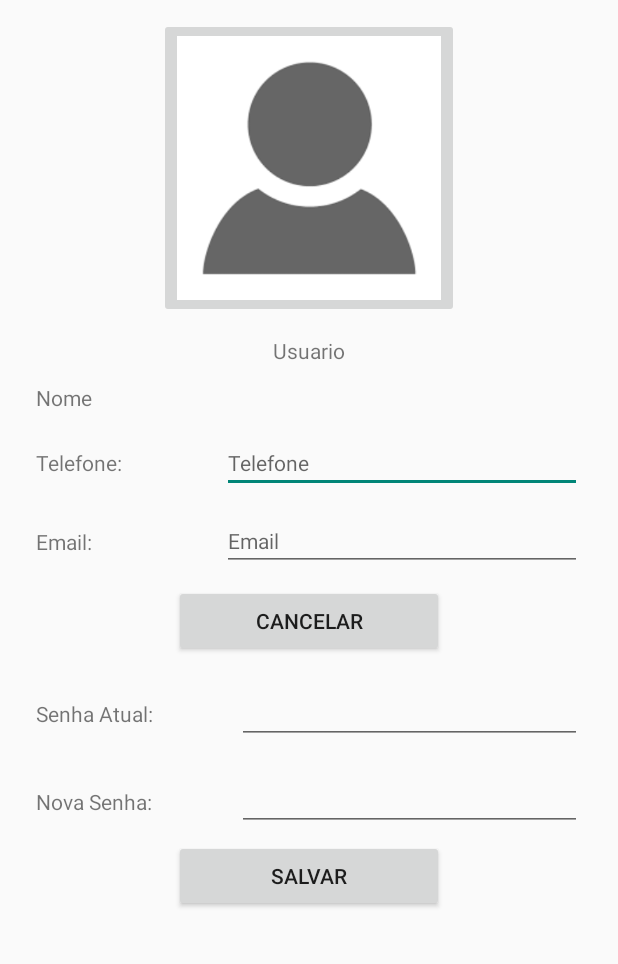
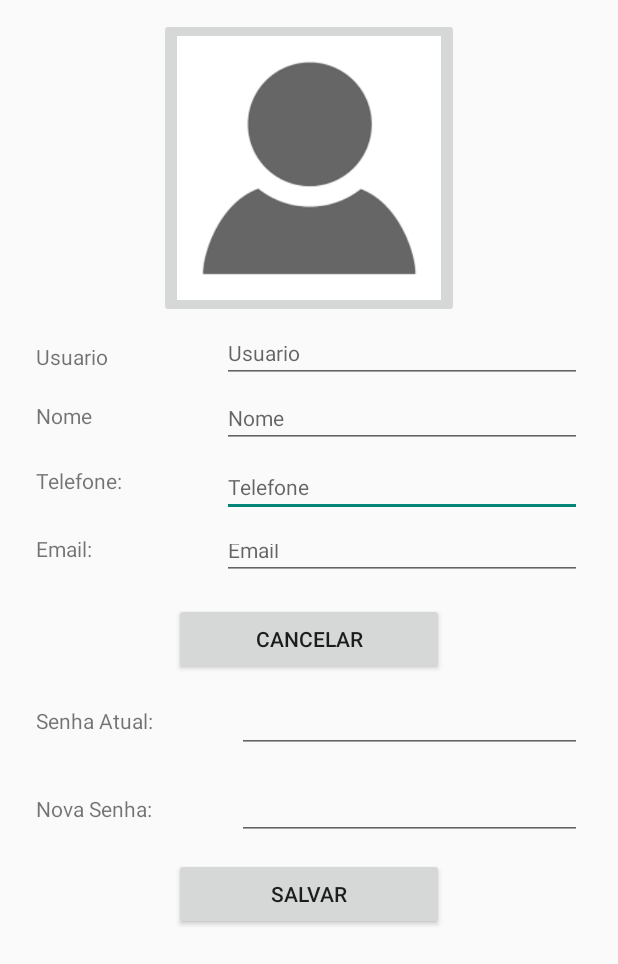
Before and after one commit to EvertonCa/TrabalhoFinalMobile, an Android app: the PerfilConfigActivity screen opened directly, with no data from a screen before it, after a tap on "MODIFICAR SENHA", on a phone screen of 412 x 824 dp. Shown: the top 964 px of the screen. Run offline under Robolectric (Android 15) with nearby library versions, the phone set to English and light mode, and no system bars; 5 statements that could not run were skipped.

Commit message:
Edicao de usuario

```diff
--- a/app/src/main/java/com/example/evertoncardoso/trabalhofinalmobile/View/PerfilConfigActivity.java
+++ b/app/src/main/java/com/example/evertoncardoso/trabalhofinalmobile/View/PerfilConfigActivity.java
@@ -19,42 +19,48 @@ import android.widget.Button;
 import android.widget.EditText;
 import android.widget.ImageButton;
 import android.widget.TextView;
+import android.widget.Toast;
 
+import com.example.evertoncardoso.trabalhofinalmobile.Controller.AES;
+import com.example.evertoncardoso.trabalhofinalmobile.Controller.UsersController;
+import com.example.evertoncardoso.trabalhofinalmobile.Model.Usuario;
 import com.example.evertoncardoso.trabalhofinalmobile.R;
 
 
+
 public class PerfilConfigActivity extends AppCompatActivity {
-    private TextView Usuario, Nome,txtSenhaAntiga, txtSenhaNova;
-    private EditText Telefone, Email, SenhaAntiga, SenhaNova;
-    private Button Salva, AlteraSenha, Cancela;
-    private ImageButton Imagem;
+    private TextView txtSenhaAntiga, txtSenhaNova;
+    private EditText campoUsuario, campoNome, campoTelefone, campoEmail, campoSenhaAntiga, campoSenhaNova;
+    private Button btnSalva, btnAlteraSenha, btnCancela;
+    private ImageButton imgbtnImagem;
+    private String strCaminho;
     private final int GALERIA_IMAGENS = 1;
     private final int PERMISSAO_REQUEST = 2;
+    public Usuario user = MainActivity.usuarioLogado;
 
 
     @Override
     protected void onCreate(Bundle savedInstanceState) {
         super.onCreate(savedInstanceState);
         setContentView(R.layout.activity_perfilconfig);
-        Usuario = findViewById(R.id.txtUsuario);
-        Nome = findViewById(R.id.txtNome);
+        campoUsuario = findViewById(R.id.edtUsuario);
+        campoNome = findViewById(R.id.edtNome);
         txtSenhaAntiga = findViewById(R.id.txtSenha);
         txtSenhaNova = findViewById(R.id.txtSenhaNova);
-        Telefone = findViewById(R.id.edtTelefone);
-        Email = findViewById(R.id.edtEmail);
-        SenhaAntiga = findViewById(R.id.edtSenha);
-        SenhaNova = findViewById(R.id.edtSenhaNova);
-        Salva = findViewById(R.id.btnConfirm);
-        AlteraSenha = findViewById(R.id.btnSenha);
-        Cancela = findViewById(R.id.btnCancela);
-        Imagem = findViewById(R.id.imgUsuario);
-        /*
-        Imagem.setImage(DB);
-        Usuario.setText(DB);
-        Nome.setText(DB);
-        Telefone.setText(DB);
-        Email.setText(DB);
-         */
+        campoTelefone = findViewById(R.id.edtTelefone);
+        campoEmail = findViewById(R.id.edtEmail);
+        campoSenhaAntiga = findViewById(R.id.edtSenha);
+        campoSenhaNova = findViewById(R.id.edtSenhaNova);
+        btnSalva = findViewById(R.id.btnConfirm);
+        btnAlteraSenha = findViewById(R.id.btnSenha);
+        btnCancela = findViewById(R.id.btnCancela);
+        imgbtnImagem = findViewById(R.id.imgUsuario);
+        campoUsuario.setText(user.getLogin());
+        campoNome.setText(user.getNome());
+        campoTelefone.setText(user.getTelefone());
+        campoEmail.setText(user.getEmail());
+        if (!user.getEnderecoFotos().equals("")){
+        }
 
         if (ContextCompat.checkSelfPermission(this, Manifest.permission.READ_EXTERNAL_STORAGE)
                 != PackageManager.PERMISSION_GRANTED){
@@ -67,12 +73,12 @@ public class PerfilConfigActivity extends AppCompatActivity {
             }
         }
 
-        Salva.setOnClickListener(new View.OnClickListener() {
+        btnSalva.setOnClickListener(new View.OnClickListener() {
             @Override
             public void onClick(View v) {
-                if (Cancela.getVisibility() == View.VISIBLE){
-                    if (Telefone.getText().toString().equals("") || Email.getText().toString().equals("") ||
-                            SenhaAntiga.getText().toString().equals("") || SenhaNova.getText().toString().equals("")){
+                if (btnCancela.getVisibility() == View.VISIBLE){
+                    if (campoTelefone.getText().toString().equals("") || campoEmail.getText().toString().equals("") ||
+                            campoSenhaAntiga.getText().toString().equals("") || campoSenhaNova.getText().toString().equals("")){
                         AlertDialog.Builder dlgAlert  = new AlertDialog.Builder(PerfilConfigActivity.this);
                         dlgAlert.setMessage("Campos Não podem estar vazios ou nenhuma alteração será realizada, Caso não deseje modificar a senha clique em Cancelar");
                         dlgAlert.setTitle("Erro");
@@ -81,17 +87,19 @@ public class PerfilConfigActivity extends AppCompatActivity {
                         dlgAlert.create().show();
                     }
                     else{
-                        /*if (SenhaAntiga.getText().toString().equals(BD)){
-                            bdTelefone = Telefone.getText().toString();
-                            bdEmail = Email.getText().toString();
-                            bdSenha = SenhaNova.getText().toString();
-                            dbImage = Image.getImage();
+                        if (AES.criptografaSenha(campoSenhaAntiga.getText().toString()).equals(user.getPassword())){
+                            Usuario user = new Usuario(campoUsuario.getText().toString(), AES.criptografaSenha(campoSenhaNova.getText().toString()),
+                                    campoNome.getText().toString(), campoTelefone.getText().toString(), campoEmail.getText().toString(),
+                                    strCaminho);
+                            UsersController.editaUsuario(user);
+                            Toast.makeText(PerfilConfigActivity.this, "Usuário editado com sucesso!", Toast.LENGTH_LONG).show();
+
                             txtSenhaAntiga.setVisibility(View.INVISIBLE);
                             txtSenhaNova.setVisibility(View.INVISIBLE);
-                            SenhaAntiga.setVisibility(View.INVISIBLE);
-                            SenhaNova.setVisibility(View.INVISIBLE);
-                            Cancela.setVisibility(View.INVISIBLE);
-                            AlteraSenha.setVisibility(View.VISIBLE);
+                            campoSenhaAntiga.setVisibility(View.INVISIBLE);
+                            campoSenhaNova.setVisibility(View.INVISIBLE);
+                            btnCancela.setVisibility(View.INVISIBLE);
+                            btnAlteraSenha.setVisibility(View.VISIBLE);
                         }
                         else {
                             AlertDialog.Builder dlgAlert  = new AlertDialog.Builder(PerfilConfigActivity.this);
@@ -101,13 +109,12 @@ public class PerfilConfigActivity extends AppCompatActivity {
                             dlgAlert.setCancelable(true);
                             dlgAlert.create().show();
                         }
-                        */
-                        SenhaAntiga.setText("");
-                        SenhaNova.setText("");
+                        campoSenhaAntiga.setText("");
+                        campoSenhaNova.setText("");
                     }
                 }
                 else {
-                    if (Telefone.getText().toString().equals("") || Email.getText().toString().equals("")){
+                    if (campoTelefone.getText().toString().equals("") || campoEmail.getText().toString().equals("")){
                         AlertDialog.Builder dlgAlert  = new AlertDialog.Builder(PerfilConfigActivity.this);
                         dlgAlert.setMessage("Campos Não podem estar vazios ou nenhuma alteração será realizada");
                         dlgAlert.setTitle("Erro");
@@ -116,41 +123,41 @@ public class PerfilConfigActivity extends AppCompatActivity {
                         dlgAlert.create().show();
                     }
                     else {
-                        /*
-                        bdTelefone = Telefone.getText().toString();
-                        bdEmail = Email.getText().toString();
-                        dbImage = Image.getImage();
-                         */
+                        Usuario user = new Usuario(campoUsuario.getText().toString(), AES.criptografaSenha(campoSenhaNova.getText().toString()),
+                                campoNome.getText().toString(), campoTelefone.getText().toString(), campoEmail.getText().toString(),
+                                strCaminho);
+                        UsersController.editaUsuario(user);
+                        Toast.makeText(PerfilConfigActivity.this, "Usuário editado com sucesso!", Toast.LENGTH_LONG).show();
                     }
                 }
             }
         });
 
-        AlteraSenha.setOnClickListener(new View.OnClickListener() {
+        btnAlteraSenha.setOnClickListener(new View.OnClickListener() {
             @Override
             public void onClick(View v) {
-                AlteraSenha.setVisibility(View.INVISIBLE);
+                btnAlteraSenha.setVisibility(View.INVISIBLE);
                 txtSenhaAntiga.setVisibility(View.VISIBLE);
                 txtSenhaNova.setVisibility(View.VISIBLE);
-                SenhaAntiga.setVisibility(View.VISIBLE);
-                SenhaNova.setVisibility(View.VISIBLE);
-                Cancela.setVisibility(View.VISIBLE);
+                campoSenhaAntiga.setVisibility(View.VISIBLE);
+                campoSenhaNova.setVisibility(View.VISIBLE);
+                btnCancela.setVisibility(View.VISIBLE);
             }
         });
 
-        Cancela.setOnClickListener(new View.OnClickListener() {
+        btnCancela.setOnClickListener(new View.OnClickListener() {
             @Override
             public void onClick(View v) {
                 txtSenhaAntiga.setVisibility(View.INVISIBLE);
                 txtSenhaNova.setVisibility(View.INVISIBLE);
-                SenhaAntiga.setVisibility(View.INVISIBLE);
-                SenhaNova.setVisibility(View.INVISIBLE);
-                Cancela.setVisibility(View.INVISIBLE);
-                AlteraSenha.setVisibility(View.VISIBLE);
+                campoSenhaAntiga.setVisibility(View.INVISIBLE);
+                campoSenhaNova.setVisibility(View.INVISIBLE);
+                btnCancela.setVisibility(View.INVISIBLE);
+                btnAlteraSenha.setVisibility(View.VISIBLE);
             }
         });
 
-        Imagem.setOnClickListener(new View.OnClickListener() {
+        imgbtnImagem.setOnClickListener(new View.OnClickListener() {
             @Override
             public void onClick(View v) {
                 Intent intent = new Intent(Intent.ACTION_PICK,
@@ -158,7 +165,6 @@ public class PerfilConfigActivity extends AppCompatActivity {
                 startActivityForResult(intent, GALERIA_IMAGENS);
             }
         });
-
     }
     @Override
     protected void onActivityResult(int requestCode, int resultCode, Intent data){
@@ -172,7 +178,8 @@ public class PerfilConfigActivity extends AppCompatActivity {
             String picturePath = c.getString(columnIndex);
             c.close();
             Bitmap imagemGaleria = (BitmapFactory.decodeFile(picturePath));
-            Imagem.setImageBitmap(imagemGaleria);
+            strCaminho = picturePath;
+            imgbtnImagem.setImageBitmap(imagemGaleria);
         }
     }
 
--- a/app/src/main/java/com/example/evertoncardoso/trabalhofinalmobile/View/TelaInicialActivity.java
+++ b/app/src/main/java/com/example/evertoncardoso/trabalhofinalmobile/View/TelaInicialActivity.java
@@ -170,7 +170,7 @@ public class TelaInicialActivity extends AppCompatActivity {
 
     public void chamaPerfil()
     {
-//        startActivity(new Intent(this, TelaInicialActivity.class));
+        startActivity(new Intent(this, PerfilConfigActivity.class));
     }
 
     public void chamaPesquisa()
--- a/app/src/main/res/layout/activity_perfilconfig.xml
+++ b/app/src/main/res/layout/activity_perfilconfig.xml
@@ -1,6 +1,7 @@
 <?xml version="1.0" encoding="utf-8"?>
 <android.support.constraint.ConstraintLayout xmlns:android="http://schemas.android.com/apk/res/android"
     xmlns:app="http://schemas.android.com/apk/res-auto"
+    xmlns:tools="http://schemas.android.com/tools"
     android:layout_width="match_parent"
     android:layout_height="match_parent">
 
@@ -22,27 +23,27 @@
         android:id="@+id/txtUsuario"
         android:layout_width="wrap_content"
         android:layout_height="wrap_content"
-        android:layout_marginTop="12dp"
+        android:layout_marginLeft="24dp"
+        android:layout_marginStart="24dp"
+        android:layout_marginTop="16dp"
         android:text="@string/Usuario"
         android:textSize="14sp"
-        app:layout_constraintEnd_toEndOf="parent"
-        app:layout_constraintHorizontal_bias="0.5"
         app:layout_constraintStart_toStartOf="parent"
         app:layout_constraintTop_toBottomOf="@+id/imgUsuario" />
 
     <EditText
         android:id="@+id/edtTelefone"
         android:layout_width="240dp"
-        android:layout_height="wrap_content"
+        android:layout_height="38dp"
         android:layout_marginEnd="24dp"
         android:layout_marginRight="24dp"
-        android:layout_marginTop="14dp"
+        android:layout_marginTop="8dp"
         android:ems="10"
+        android:hint="@string/telefone"
         android:inputType="numberDecimal"
-        android:hint="@string/telefone"
         android:textSize="14sp"
         app:layout_constraintEnd_toEndOf="parent"
-        app:layout_constraintTop_toBottomOf="@+id/txtNome" />
+        app:layout_constraintTop_toBottomOf="@+id/edtNome" />
 
     <TextView
         android:id="@+id/txtTelefone"
@@ -60,14 +61,11 @@
         android:id="@+id/txtNome"
         android:layout_width="0dp"
         android:layout_height="wrap_content"
-        android:layout_marginEnd="24dp"
         android:layout_marginLeft="24dp"
-        android:layout_marginRight="24dp"
         android:layout_marginStart="24dp"
-        android:layout_marginTop="12dp"
+        android:layout_marginTop="20dp"
         android:text="@string/nome"
         android:textSize="14sp"
-        app:layout_constraintEnd_toEndOf="parent"
         app:layout_constraintStart_toStartOf="parent"
         app:layout_constraintTop_toBottomOf="@+id/txtUsuario" />
 
@@ -77,7 +75,7 @@
         android:layout_height="wrap_content"
         android:layout_marginLeft="24dp"
         android:layout_marginStart="24dp"
-        android:layout_marginTop="33dp"
+        android:layout_marginTop="26dp"
         android:text="@string/Email"
         android:textSize="14sp"
         app:layout_constraintStart_toStartOf="parent"
@@ -86,13 +84,13 @@
     <EditText
         android:id="@+id/edtEmail"
         android:layout_width="240dp"
-        android:layout_height="wrap_content"
+        android:layout_height="34dp"
         android:layout_marginEnd="24dp"
         android:layout_marginRight="24dp"
-        android:layout_marginTop="12dp"
+        android:layout_marginTop="8dp"
         android:ems="10"
+        android:hint="@string/email"
         android:inputType="textEmailAddress"
-        android:hint="@string/email"
         android:textSize="14sp"
         app:layout_constraintEnd_toEndOf="parent"
         app:layout_constraintTop_toBottomOf="@+id/edtTelefone" />
@@ -186,4 +184,32 @@
         app:layout_constraintStart_toStartOf="parent"
         app:layout_constraintTop_toBottomOf="@+id/btnSenha" />
 
+    <EditText
+        android:id="@+id/edtNome"
+        android:layout_width="240dp"
+        android:layout_height="35dp"
+        android:layout_marginEnd="24dp"
+        android:layout_marginRight="24dp"
+        android:layout_marginTop="8dp"
+        android:ems="10"
+        android:hint="Nome"
+        android:inputType="textPersonName"
+        android:textSize="14sp"
+        app:layout_constraintEnd_toEndOf="parent"
+        app:layout_constraintTop_toBottomOf="@+id/edtUsuario" />
+
+    <EditText
+        android:id="@+id/edtUsuario"
+        android:layout_width="240dp"
+        android:layout_height="35dp"
+        android:layout_marginEnd="24dp"
+        android:layout_marginRight="24dp"
+        android:layout_marginTop="8dp"
+        android:ems="10"
+        android:hint="Usuario"
+        android:inputType="textPersonName"
+        android:textSize="14sp"
+        app:layout_constraintEnd_toEndOf="parent"
+        app:layout_constraintTop_toBottomOf="@+id/imgUsuario" />
+
 </android.support.constraint.ConstraintLayout>
```
